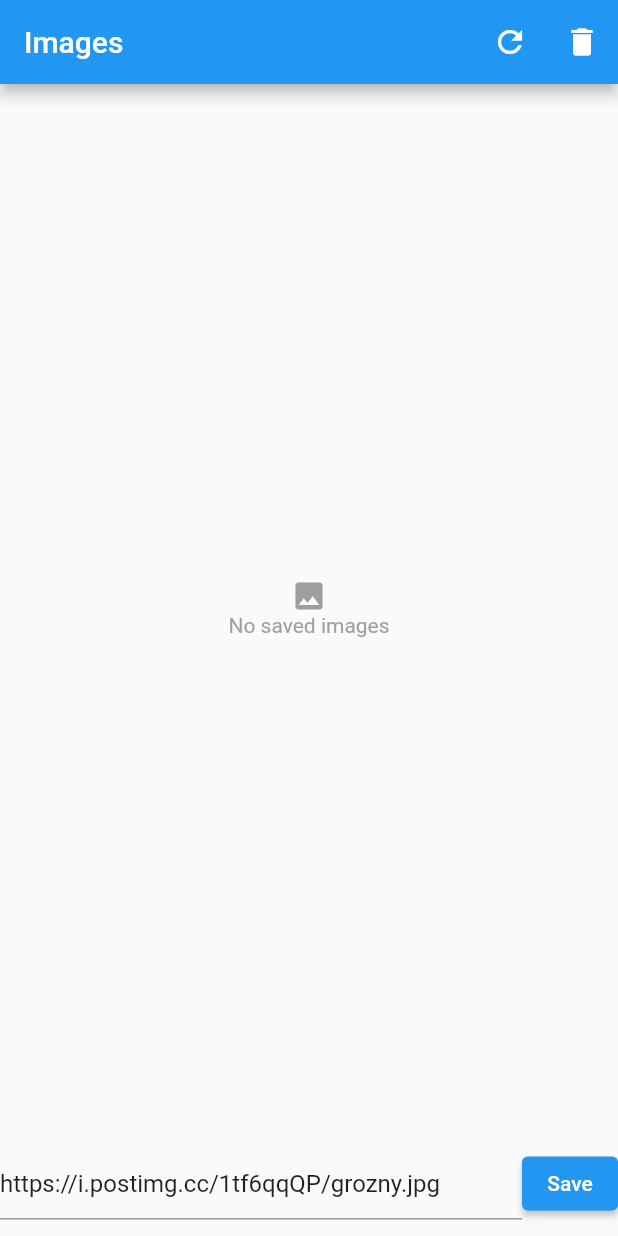
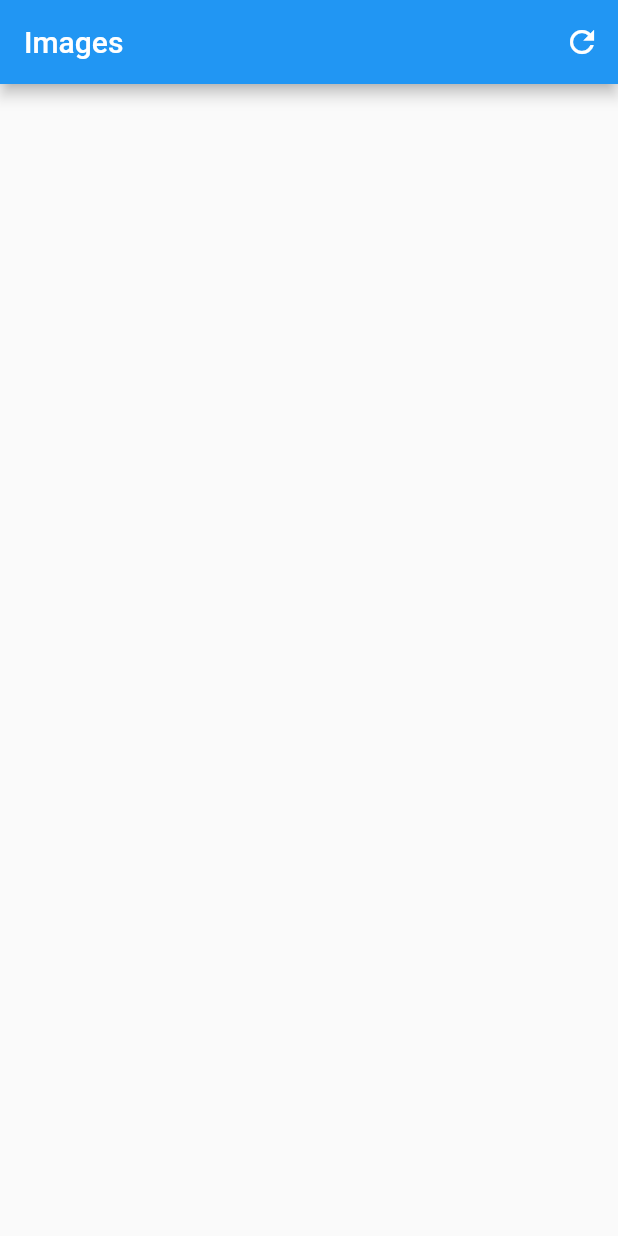
Before and after one commit to PaulRublev/persistent_data, a Flutter app: the screen it shows after launch, after a tap on the "refresh" icon, on a phone screen of 412 x 824 dp. Run offline on Flutter 3.47's test engine with Material 2 defaults, Android fonts, the phone set to English and light mode, and no system bars.

```diff
--- a/lib/src/widgets/app.dart
+++ b/lib/src/widgets/app.dart
@@ -1,6 +1,6 @@
 import 'package:flutter/material.dart';
 
-import 'images_view.dart';
+import 'home_page.dart';
 
 class App extends StatelessWidget {
   const App({super.key});
@@ -12,7 +12,7 @@ class App extends StatelessWidget {
       theme: ThemeData(
         primarySwatch: Colors.blue,
       ),
-      home: const ImagesView(),
+      home: const HomePage(),
     );
   }
 }
--- /dev/null
+++ b/lib/src/widgets/home_page.dart
@@ -0,0 +1,39 @@
+import 'package:flutter/material.dart';
+
+class HomePage extends StatefulWidget {
+  const HomePage({super.key});
+
+  @override
+  State<HomePage> createState() => _HomePageState();
+}
+
+class _HomePageState extends State<HomePage> {
+  @override
+  void initState() {
+    super.initState();
+  }
+
+  @override
+  Widget build(BuildContext context) {
+    return Scaffold(
+      appBar: AppBar(
+        title: const Text('Images'),
+        actions: [
+          IconButton(
+            onPressed: () => setState(() {}),
+            icon: const Icon(Icons.refresh),
+          ),
+        ],
+      ),
+      body: ListView.builder(
+        itemCount: [].length,
+        itemBuilder: (context, index) {
+          return Container(
+            color: Colors.blueAccent,
+            height: 200,
+          );
+        },
+      ),
+    );
+  }
+}
--- a/lib/src/widgets/images_view.dart
+++ /dev/null
@@ -1,143 +0,0 @@
-import 'dart:io';
-
-import 'package:flutter/services.dart';
-import 'package:http/http.dart' as http;
-import 'package:flutter/material.dart';
-import 'package:path_provider/path_provider.dart';
-
-class ImagesView extends StatefulWidget {
-  const ImagesView({super.key});
-
-  @override
-  State<ImagesView> createState() => _ImagesViewState();
-}
-
-class _ImagesViewState extends State<ImagesView> {
-  final _editingController =
-      TextEditingController(text: 'https://i.postimg.cc/1tf6qqQP/grozny.jpg');
-  late final Directory _appDocDir;
-  late File _filenames;
-  List<String> _imageNamesList = [];
-
-  @override
-  void initState() {
-    super.initState();
-    _initialize();
-  }
-
-  Future<void> _save(String filename) async {
-    var name =
-        '${_appDocDir.path}/${_imageNamesList.length}.${filename.split('.').last}';
-    _imageNamesList.add(name);
-    var filenamesString = _imageNamesList.join(' ');
-    _filenames.writeAsString(filenamesString);
-    var imageFile = File(name);
-    await imageFile.create();
-
-    final http.Response responseData = await http.get(Uri.parse(filename));
-    Uint8List uint8list = responseData.bodyBytes;
-    var buffer = uint8list.buffer;
-    ByteData byteData = ByteData.view(buffer);
-    await imageFile.writeAsBytes(buffer.asUint8List(
-      byteData.offsetInBytes,
-      byteData.lengthInBytes,
-    ));
-  }
-
-  void _initialize() async {
-    _appDocDir = await getApplicationDocumentsDirectory();
-    _filenames = File('${_appDocDir.path}/filenames.txt');
-    if (!await _filenames.exists()) {
-      await _filenames.create();
-    } else {
-      var filenamesString = await _filenames.readAsString();
-      if (filenamesString.isNotEmpty) {
-        _imageNamesList = filenamesString.split(' ');
-      }
-    }
-    setState(() {});
-  }
-
-  @override
-  Widget build(BuildContext context) {
-    return Scaffold(
-      appBar: AppBar(
-        title: const Text('Images'),
-        actions: [
-          IconButton(
-            onPressed: () => setState(() {}),
-            icon: const Icon(Icons.refresh),
-          ),
-          IconButton(
-            onPressed: () async {
-              for (var filePath in _imageNamesList) {
-                File(filePath).delete();
-              }
-              await _filenames.delete();
-              _imageNamesList = [];
-              setState(() {});
-            },
-            icon: const Icon(Icons.delete),
-          ),
-        ],
-      ),
-      body: Column(
-        crossAxisAlignment: CrossAxisAlignment.stretch,
-        mainAxisAlignment: MainAxisAlignment.spaceBetween,
-        children: [
-          Expanded(
-            child: _imageNamesList.isNotEmpty
-                ? ListView.builder(
-                    itemCount: _imageNamesList.length,
-                    itemBuilder: (context, index) {
-                      return Container(
-                        color: Colors.blueAccent,
-                        height: 200,
-                        child: Image.file(
-                          File(_imageNamesList[index]),
-                        ),
-                      );
-                    },
-                  )
-                : Center(
-                    child: Column(
-                      mainAxisSize: MainAxisSize.min,
-                      mainAxisAlignment: MainAxisAlignment.center,
-                      children: const [
-                        Icon(
-                          Icons.image,
-                          color: Colors.grey,
-                        ),
-                        Text(
-                          'No saved images',
-                          style: TextStyle(color: Colors.grey),
-                        ),
-                      ],
-                    ),
-                  ),
-          ),
-          SizedBox(
-            height: 70,
-            child: Row(
-              mainAxisAlignment: MainAxisAlignment.spaceEvenly,
-              children: [
-                Expanded(
-                  child: TextField(
-                    controller: _editingController,
-                  ),
-                ),
-                ElevatedButton(
-                  onPressed: () async {
-                    await _save(_editingController.value.text);
-                    setState(() {});
-                  },
-                  child: const Text('Save'),
-                ),
-              ],
-            ),
-          ),
-        ],
-      ),
-    );
-  }
-}
--- a/pubspec.yaml
+++ b/pubspec.yaml
@@ -36,8 +36,6 @@ dependencies:
   # The following adds the Cupertino Icons font to your application.
   # Use with the CupertinoIcons class for iOS style icons.
   cupertino_icons: ^1.0.2
-  path_provider: ^2.0.11
-  http: ^0.13.5
 
 dev_dependencies:
   flutter_test:
```
Also changed, not shown: pubspec.lock.
